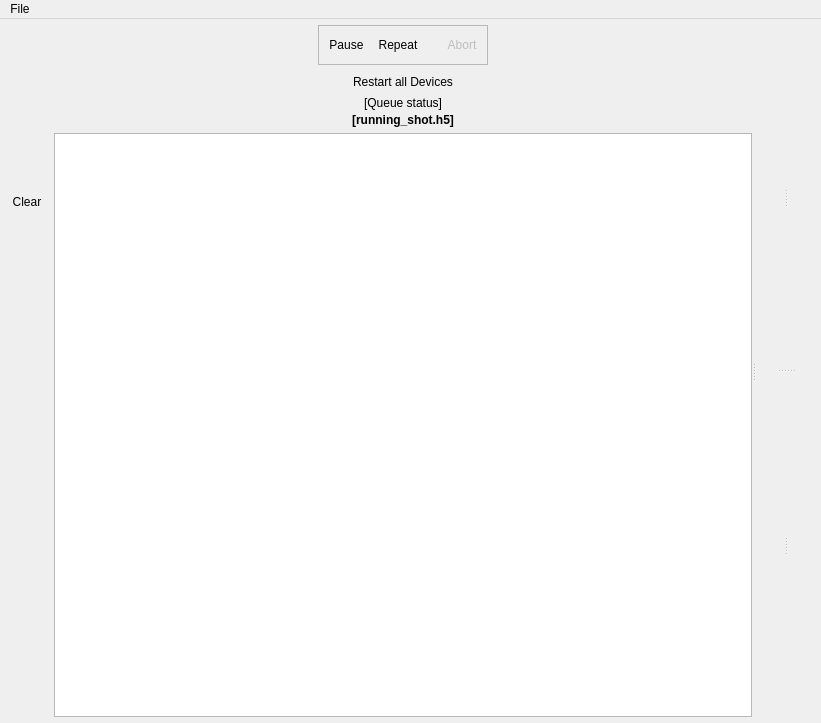
The window that blacs/main.ui (TU-Darmstadt-APQ/blacs) describes before a commit, drawn with Qt 5.
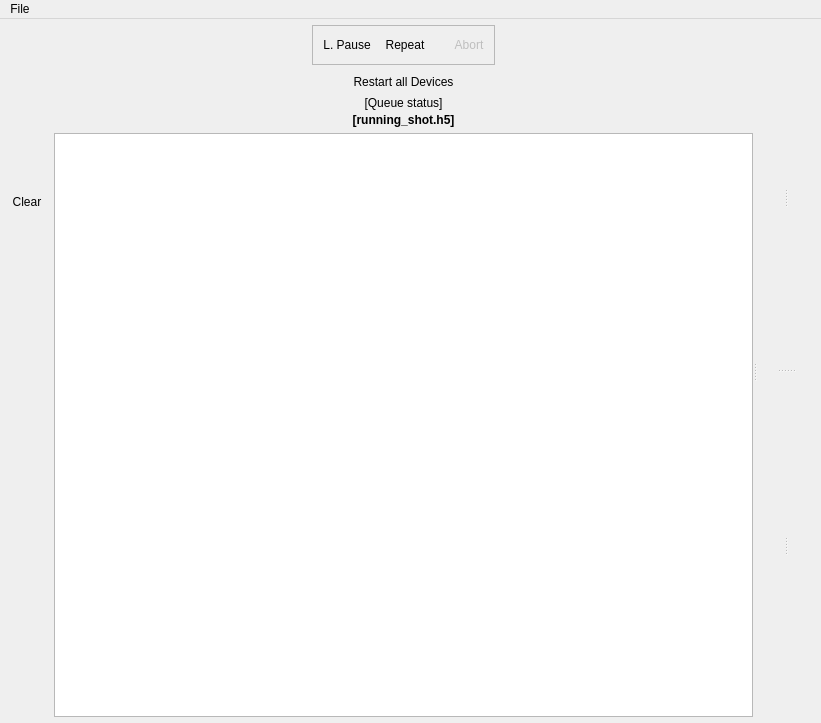
The same window after the commit. Icons and pictures are not drawn. Custom widgets are drawn as their Qt base class.

Commit message: L. Pause Button

```diff
--- a/blacs/main.ui
+++ b/blacs/main.ui
@@ -212,7 +212,7 @@
                       <string>Pause the queue</string>
                      </property>
                      <property name="text">
-                      <string>Pause</string>
+                      <string>L. Pause</string>
                      </property>
                      <property name="icon">
                       <iconset>
```
The commit also changes 1 other file.
